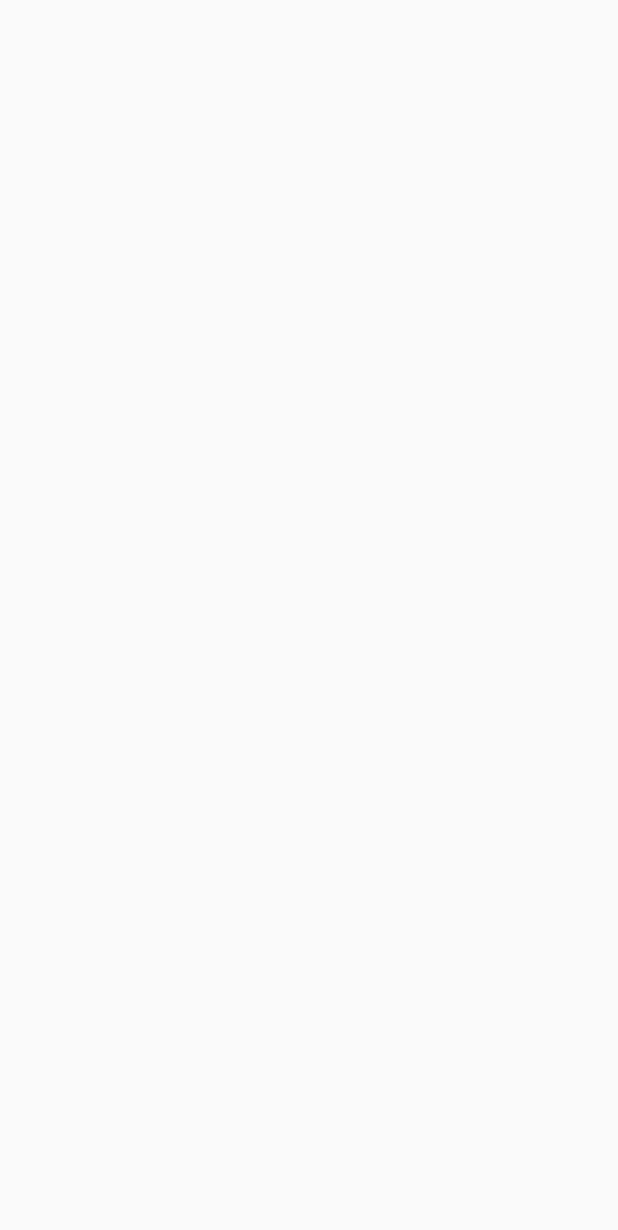
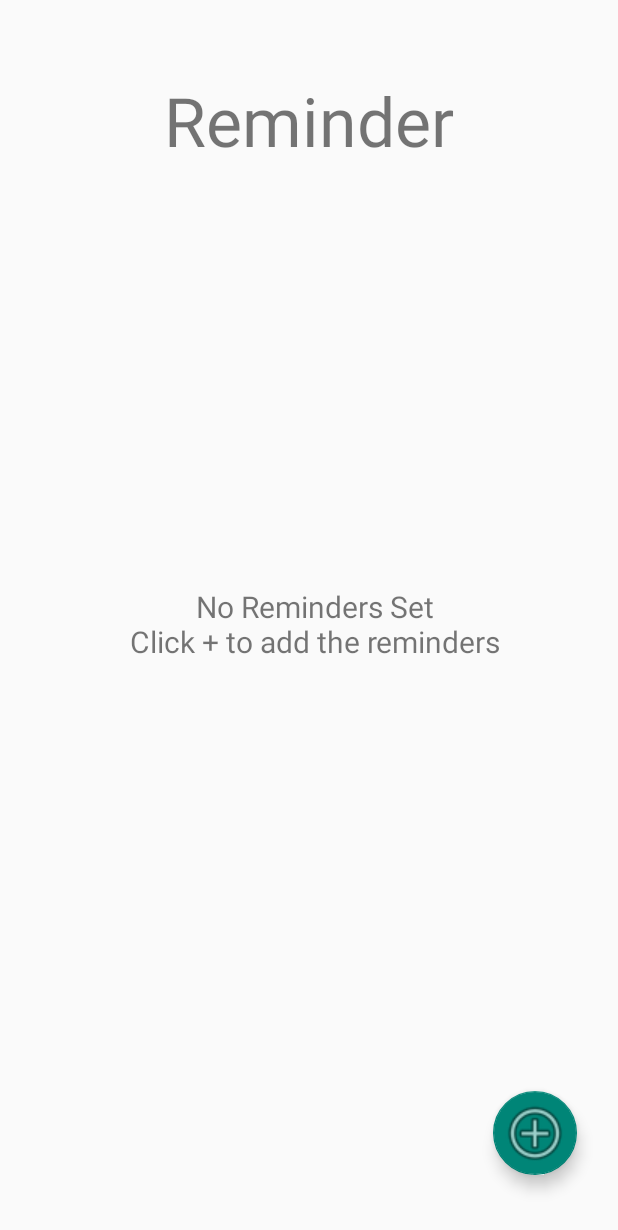
Before and after one commit to kochiling/GentleBegins, an Android app: the Reminder1 screen opened directly, with no data from a screen before it, on a phone screen of 412 x 824 dp. Before the commit the part shown is empty. Shown: the top 1230 px of the screen. Run offline under Robolectric (Android 15) with nearby library versions, the phone set to English and light mode, and no system bars.

Commit message:
Changes on the layout

```diff
--- a/app/src/main/res/layout/diaper_record.xml
+++ b/app/src/main/res/layout/diaper_record.xml
@@ -54,7 +54,6 @@
                 tools:ignore="TextSizeCheck">
 
             </TextView>
-
 
             <EditText
                 android:id="@+id/diaperEdit_date"
--- a/app/src/main/res/layout/reminder1.xml
+++ b/app/src/main/res/layout/reminder1.xml
@@ -6,4 +6,66 @@
     android:layout_height="match_parent"
     tools:context=".Reminder1">
 
+    <TextView
+        android:id="@+id/diaper_record"
+        android:layout_width="match_parent"
+        android:layout_height="wrap_content"
+        android:layout_marginTop="50dp"
+        android:text="@string/reminder"
+        android:textAlignment="center"
+        android:textSize="45sp"
+        app:layout_constraintEnd_toEndOf="parent"
+        app:layout_constraintHorizontal_bias="0.5"
+        app:layout_constraintStart_toStartOf="parent"
+        app:layout_constraintTop_toTopOf="parent">
+
+    </TextView>
+
+    <com.google.android.material.floatingactionbutton.FloatingActionButton
+        android:id="@+id/floatingActionButton"
+        android:layout_width="wrap_content"
+        android:layout_height="wrap_content"
+        android:clickable="true"
+        app:srcCompat="@android:drawable/ic_menu_add"
+        tools:layout_editor_absoluteX="254dp"
+        tools:layout_editor_absoluteY="574dp"
+        app:fabSize="normal"
+        app:layout_constraintBottom_toBottomOf="parent"
+        app:layout_constraintEnd_toEndOf="parent"
+        app:layout_constraintHorizontal_bias="0.943"
+        app:layout_constraintStart_toStartOf="parent"
+        app:layout_constraintTop_toTopOf="parent"
+        app:layout_constraintVertical_bias="0.957"
+        android:layout_marginStart="8dp"
+        android:layout_marginTop="8dp"
+        android:layout_marginEnd="8dp"
+        android:layout_marginBottom="8dp"
+        app:maxImageSize="@android:dimen/app_icon_size"
+        android:contentDescription="@string/date"
+        android:focusable="true" />
+
+    <androidx.recyclerview.widget.RecyclerView
+        android:id="@+id/recyclerView"
+        android:layout_width="match_parent"
+        android:layout_height="match_parent"
+        android:visibility="invisible"
+        tools:layout_editor_absoluteX="0dp"
+        tools:layout_editor_absoluteY="0dp" />
+
+    <TextView
+        android:id="@+id/empty"
+        android:layout_width="wrap_content"
+        android:layout_height="wrap_content"
+        android:visibility="visible"
+        android:layout_marginStart="8dp"
+        android:layout_marginTop="8dp"
+        android:gravity="center"
+        android:text="@string/no_reminder"
+        android:textSize="20sp"
+        app:layout_constraintBottom_toBottomOf="@+id/recyclerView"
+        app:layout_constraintEnd_toEndOf="parent"
+        app:layout_constraintStart_toStartOf="parent"
+        app:layout_constraintTop_toTopOf="@+id/recyclerView" />
+
+
 </androidx.constraintlayout.widget.ConstraintLayout>
--- a/app/src/main/res/values/strings.xml
+++ b/app/src/main/res/values/strings.xml
@@ -29,6 +29,13 @@
     <string name="medicine_record">Medicine Tracker</string>
     <string name="symptoms">Symptoms</string>
     <string name="type_medicine">Type of Medicine</string>
+    <string name="reminder">Reminder</string>
+    <string name="no_reminder">No Reminders Set\nClick + to add the reminders</string>
+    <string name="popup_save">Save</string>
+    <string name="popup_title">Title</string>
+    <string name="popup_select">Select</string>
+    <string name="date_n_time">Date and Time</string>
+
 
     <string-array name="milk_type">
         <item>Breast Milk</item>
```
Also changed, not shown: app/src/main/res/layout/reminder1_popup.xml (added, +55 -0 lines).
